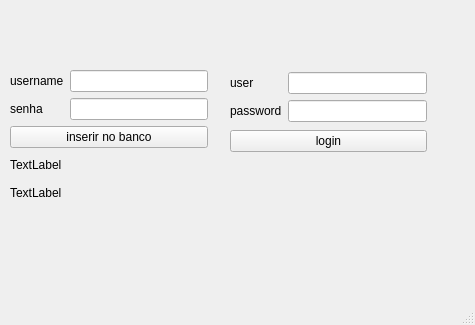
The window that Agenda/janela.ui (GitHubAlves150/Projetos-com-QT-Cpp) describes before a commit, drawn with Qt 5.
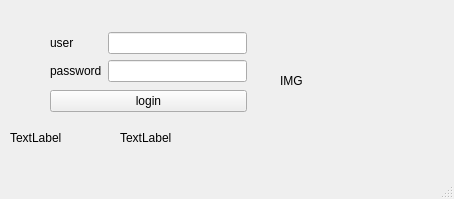
The same window after the commit.

Diff of the .ui file:
```diff
--- a/Agenda/janela.ui
+++ b/Agenda/janela.ui
@@ -6,8 +6,8 @@
    <rect>
     <x>0</x>
     <y>0</y>
-    <width>475</width>
-    <height>325</height>
+    <width>454</width>
+    <height>199</height>
    </rect>
   </property>
   <property name="windowTitle">
@@ -17,81 +17,8 @@
    <widget class="QWidget" name="layoutWidget">
     <property name="geometry">
      <rect>
-      <x>10</x>
-      <y>70</y>
-      <width>198</width>
-      <height>134</height>
-     </rect>
-    </property>
-    <layout class="QVBoxLayout" name="verticalLayout_5">
-     <item>
-      <layout class="QVBoxLayout" name="verticalLayout_3">
-       <item>
-        <layout class="QHBoxLayout" name="horizontalLayout">
-         <item>
-          <layout class="QVBoxLayout" name="verticalLayout">
-           <item>
-            <widget class="QLabel" name="txtusername">
-             <property name="text">
-              <string>username</string>
-             </property>
-            </widget>
-           </item>
-           <item>
-            <widget class="QLabel" name="txt_senha">
-             <property name="text">
-              <string>senha</string>
-             </property>
-            </widget>
-           </item>
-          </layout>
-         </item>
-         <item>
-          <layout class="QVBoxLayout" name="verticalLayout_2">
-           <item>
-            <widget class="QLineEdit" name="username"/>
-           </item>
-           <item>
-            <widget class="QLineEdit" name="senha"/>
-           </item>
-          </layout>
-         </item>
-        </layout>
-       </item>
-       <item>
-        <widget class="QPushButton" name="login">
-         <property name="text">
-          <string>inserir no banco</string>
-         </property>
-        </widget>
-       </item>
-      </layout>
-     </item>
-     <item>
-      <layout class="QVBoxLayout" name="verticalLayout_4">
-       <item>
-        <widget class="QLabel" name="banc_conectado">
-         <property name="text">
-          <string>TextLabel</string>
-         </property>
-        </widget>
-       </item>
-       <item>
-        <widget class="QLabel" name="banc_aberto">
-         <property name="text">
-          <string>TextLabel</string>
-         </property>
-        </widget>
-       </item>
-      </layout>
-     </item>
-    </layout>
-   </widget>
-   <widget class="QWidget" name="">
-    <property name="geometry">
-     <rect>
-      <x>230</x>
-      <y>70</y>
+      <x>50</x>
+      <y>30</y>
       <width>197</width>
       <height>86</height>
      </rect>
@@ -134,7 +61,7 @@
       </layout>
      </item>
      <item>
-      <widget class="QPushButton" name="pushButton">
+      <widget class="QPushButton" name="login">
        <property name="text">
         <string>login</string>
        </property>
@@ -142,6 +69,51 @@
      </item>
     </layout>
    </widget>
+   <widget class="QLabel" name="banc_conectado">
+    <property name="geometry">
+     <rect>
+      <x>10</x>
+      <y>130</y>
+      <width>101</width>
+      <height>16</height>
+     </rect>
+    </property>
+    <property name="text">
+     <string>TextLabel</string>
+    </property>
+   </widget>
+   <widget class="QLabel" name="banc_aberto">
+    <property name="geometry">
+     <rect>
+      <x>120</x>
+      <y>130</y>
+      <width>71</width>
+      <height>16</height>
+     </rect>
+    </property>
+    <property name="text">
+     <string>TextLabel</string>
+    </property>
+   </widget>
+   <widget class="QLabel" name="IMG">
+    <property name="geometry">
+     <rect>
+      <x>280</x>
+      <y>30</y>
+      <width>101</width>
+      <height>101</height>
+     </rect>
+    </property>
+    <property name="sizePolicy">
+     <sizepolicy hsizetype="MinimumExpanding" vsizetype="MinimumExpanding">
+      <horstretch>0</horstretch>
+      <verstretch>0</verstretch>
+     </sizepolicy>
+    </property>
+    <property name="text">
+     <string>IMG</string>
+    </property>
+   </widget>
   </widget>
   <widget class="QMenuBar" name="menubar">
    <property name="geometry">
```
Left out of the diff: 2 changed lines with no effect on the pictures.
